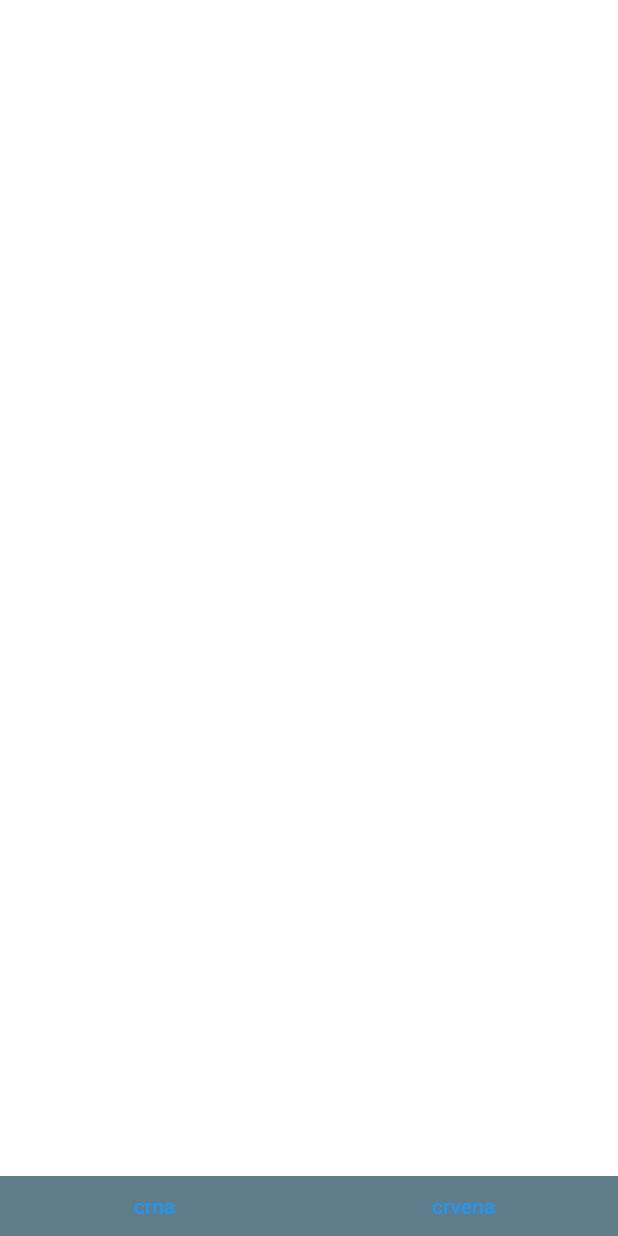
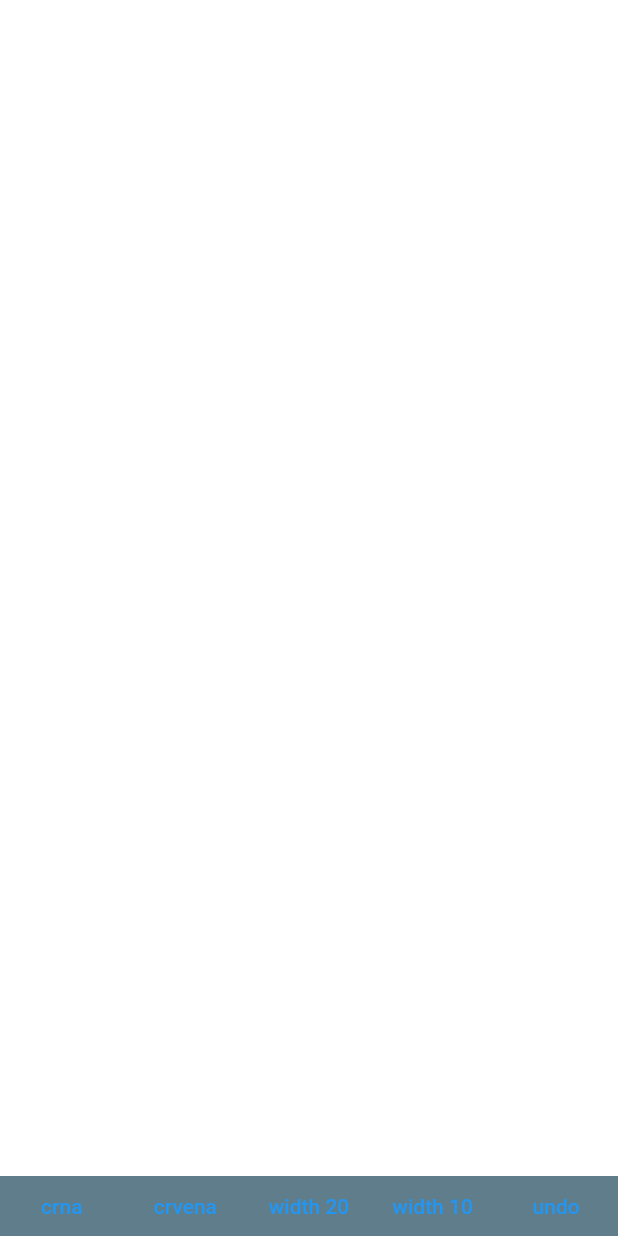
Before and after one commit to igniti0n/draw_application, a Flutter app: the screen it shows after launch, after a tap on "crna", on a phone screen of 412 x 824 dp. Run offline on Flutter 3.47's test engine with Material 2 defaults, Android fonts, the phone set to English and light mode, and no system bars; our stand-ins replace bloc, dartz, equatable, flutter_bloc.

Commit message:
implemented good painting

```diff
--- a/lib/domain/entities/canvas_path.dart
+++ b/lib/domain/entities/canvas_path.dart
@@ -1,14 +1,17 @@
+import 'dart:developer' as dev;
+import 'dart:math';
 import 'dart:ui';
 
 import 'package:equatable/equatable.dart';
-import 'package:paint_app/domain/entities/settings.dart';
+import 'package:flutter/cupertino.dart';
 
 class CanvasPath extends Equatable {
-  final Path path;
-  final PaintSettings paintSettings;
-  const CanvasPath({
-    required this.paintSettings,
-    required this.path,
+  final Path path = Path();
+  Paint paint;
+  final List<Offset> drawPoints;
+  CanvasPath({
+    required this.paint,
+    required this.drawPoints,
   });
 
   void movePathTo(double x, double y) {
@@ -17,8 +20,31 @@ class CanvasPath extends Equatable {
 
   void makeLineTo(double x, double y) {
     path.lineTo(x, y);
+    path.moveTo(x, y);
   }
 
+  void quadric(double x, double y) {
+    //calculate distance from last point
+    final _distance =
+        (sqrt(pow(x - drawPoints.last.dx, 2) + pow(y - drawPoints.last.dy, 2)));
+
+    dev.log("distance:    " + _distance.toString());
+
+    if (_distance > 0.8)
+      // path.arcToPoint(Offset(x, y));
+      path.quadraticBezierTo(drawPoints.last.dx, drawPoints.last.dy, x, y);
+    else
+      path.moveTo(x, y);
+  }
+
+  // void addLastPointBasedOnVelocity(Velocity velocity) {
+  //   // final Offset lastOffset = velocity.pixelsPerSecond;
+  //   path.quadraticBezierTo(drawPoints.last.dx, drawPoints.last.dy,
+  //       drawPoints.last.dx + 2, drawPoints.last.dy + 2);
+  // }
+
+  void setDrawPoints() {}
+
   @override
-  List<Object?> get props => [paintSettings];
+  List<Object?> get props => [paint];
 }
--- a/lib/domain/entities/settings.dart
+++ /dev/null
@@ -1,14 +0,0 @@
-import 'package:equatable/equatable.dart';
-import 'package:flutter/material.dart';
-
-class PaintSettings extends Equatable {
-  final double strokeWidth;
-  final Color drawColor;
-  const PaintSettings({
-    required this.drawColor,
-    required this.strokeWidth,
-  });
-
-  @override
-  List<Object?> get props => [this.drawColor, this.strokeWidth];
-}
--- a/lib/main.dart
+++ b/lib/main.dart
@@ -1,6 +1,7 @@
 import 'package:flutter/material.dart';
 import 'package:flutter_bloc/flutter_bloc.dart';
-import 'package:paint_app/view/painter_screen/settings_cubit/settings_cubit.dart';
+import 'package:paint_app/view/painter_screen/drawing_bloc/drawing_bloc.dart';
+import 'package:paint_app/view/painter_screen/settings_bloc/settings_bloc.dart';
 
 import 'view/painter_screen/paint_page.dart';
 
@@ -27,8 +28,15 @@ class MyApp extends StatelessWidget {
         // is not restarted.
         primarySwatch: Colors.blue,
       ),
-      home: BlocProvider(
-        create: (context) => SettingsCubit(),
+      home: MultiBlocProvider(
+        providers: [
+          BlocProvider<DrawingBloc>(
+            create: (_) => DrawingBloc(),
+          ),
+          BlocProvider<SettingsBloc>(
+            create: (_) => SettingsBloc(),
+          ),
+        ],
         child: PaintPage(),
       ),
     );
--- a/lib/view/painter_screen/app_painter.dart
+++ b/lib/view/painter_screen/app_painter.dart
@@ -1,4 +1,5 @@
 import 'dart:developer';
+import 'dart:math' as math;
 import 'dart:ui';
 
 import 'package:flutter/material.dart';
@@ -19,70 +20,60 @@ class AppPainter extends CustomPainter {
     required this.drawing,
   });
 
-  var _path = Path();
-
   @override
   void paint(Canvas canvas, Size size) {
     // log("PAINTING");
-    final List<CanvasPath> drawPoints = drawing.canvasPaths;
+    final List<CanvasPath> canvasPaths = drawing.canvasPaths;
 
-    final _paint = Paint();
-    final _mousePressPaint = Paint();
+    var _paint = Paint();
 
-    if (drawPoints.isNotEmpty) {
-      drawPoints.forEach((CanvasPath canvasPath) {
-        canvasPath.movePathTo(
-          drawPoints[0].drawPoint.dx,
-          drawPoints[0].drawPoint.dy,
-        );
+    // let's pretend this rectangle is an image.
+    // in this case, we don't want anything erased from the image,
+    // and we also want the image to be drawn under the eraser.
+
+    if (canvasPaths.isNotEmpty) {
+      canvasPaths.forEach((CanvasPath canvasPath) {
+        if (canvasPath.drawPoints.isNotEmpty) {
+          final Paint _currentPathSettings = canvasPath.paint;
+          // canvas.saveLayer(
+          //     Rect.fromLTWH(0, 0, size.width, size.height), Paint());
+          //
+          //
+          // canvas.drawRect(
+          //     Rect.fromLTWH(100, 100, 100, 100), Paint()..color = Colors.white);
+
+          // // after having drawn our image, we start a new layer using saveLayer().
+          // canvas.saveLayer(
+          //     Rect.fromLTWH(0, 0, size.width, size.height), Paint());
+
+          _paint = canvasPath.paint..style = PaintingStyle.stroke;
+
+          final _raidus = math.sqrt(_currentPathSettings.strokeWidth) / 20;
+
+          canvas.drawPath(canvasPath.path, _paint);
+
+          for (int i = 0; i < canvasPath.drawPoints.length - 1; i++) {
+            // canvas.drawLine(canvasPath.drawPoints[i],
+            //     canvasPath.drawPoints[i + 1], _paint);
+            canvas.drawCircle(canvasPath.drawPoints[i], _raidus, _paint);
+          }
+        }
+
+        // erasing parts of the first line where intersected with this line.
+        // canvas.drawLine(
+        //     Offset(100, 600),
+        //     Offset(600, 100),
+        //     Paint()
+        //       ..color = Colors.red
+        //       ..strokeWidth = 5.0
+        //       ..blendMode = BlendMode.clear);
+
+        // first composite this layer and then draw it over the previously drawn layers.
+        // canvas.restore();
       });
-
-      bool _shouldMovePath = false;
-
-      _mousePressPaint
-        ..color = drawPoints[0].drawColor
-        ..strokeWidth = drawPoints[0].strokeWidth
-        ..style = PaintingStyle.fill
-        ..isAntiAlias = true
-        ..blendMode = BlendMode.src;
-
-      canvas.drawCircle(drawPoints[0].drawPoint, drawPoints[0].strokeWidth / 2,
-          _mousePressPaint);
-
-      drawPoints.forEach((DrawPoint drawPoint) {
-        _paint
-          ..color = drawPoint.drawColor
-          ..strokeWidth = drawPoint.strokeWidth
-          ..style = PaintingStyle.stroke
-          ..isAntiAlias = true
-          ..blendMode = BlendMode.src;
-
-        _mousePressPaint
-          ..color = drawPoint.drawColor
-          ..strokeWidth = drawPoint.strokeWidth
-          ..style = PaintingStyle.fill
-          ..isAntiAlias = true
-          ..blendMode = BlendMode.src;
-
-        if (_shouldMovePath) {
-          _path.moveTo(drawPoint.drawPoint.dx, drawPoint.drawPoint.dy);
-          canvas.drawCircle(
-              drawPoint.drawPoint, drawPoint.strokeWidth / 2, _mousePressPaint);
-
-          _shouldMovePath = false;
-        } else if (drawPoint.drawPoint.dx < 0) {
-          _shouldMovePath = true;
-        } else {
-          _shouldMovePath = false;
-          _path.lineTo(drawPoint.drawPoint.dx, drawPoint.drawPoint.dy);
-        }
-      });
-      canvas.drawPath(_path, _paint);
     }
   }
 
   @override
-  bool shouldRepaint(covariant AppPainter oldDelegate) {
-    return true;
-  }
+  bool shouldRepaint(covariant AppPainter oldDelegate) => true;
 }
--- /dev/null
+++ b/lib/view/painter_screen/drawing_bloc/drawing_bloc.dart
@@ -0,0 +1,38 @@
+import 'dart:async';
+import 'dart:developer';
+
+import 'package:bloc/bloc.dart';
+import 'package:equatable/equatable.dart';
+import 'package:paint_app/domain/entities/canvas_path.dart';
+import 'package:paint_app/domain/entities/drawing.dart';
+
+part 'drawing_event.dart';
+part 'drawing_state.dart';
+
+class DrawingBloc extends Bloc<DrawingEvent, DrawingState> {
+  DrawingBloc() : super(DrawingInitial(const []));
+  // List<CanvasPath> drawingPaths = [];
+  Drawing _drawing = Drawing(canvasPaths: []);
+
+  @override
+  Stream<DrawingState> mapEventToState(
+    DrawingEvent event,
+  ) async* {
+    //log("DRAWING event:" + event.toString());
+    if (event is UpdateDrawing) {
+      yield DrawingLoading(_drawing.canvasPaths);
+      _drawing.canvasPaths.last = event.canvasPath;
+      yield DrawingLoaded(_drawing.canvasPaths);
+    } else if (event is StartDrawing) {
+      yield DrawingLoading(_drawing.canvasPaths);
+      _drawing.canvasPaths.add(event.canvasPath);
+      yield DrawingLoaded(_drawing.canvasPaths);
+    } else if (event is Undo) {
+      if (_drawing.canvasPaths.isNotEmpty) {
+        yield DrawingLoading(_drawing.canvasPaths);
+        _drawing.canvasPaths.removeLast();
+        yield DrawingLoaded(_drawing.canvasPaths);
+      }
+    }
+  }
+}
--- /dev/null
+++ b/lib/view/painter_screen/drawing_bloc/drawing_event.dart
@@ -0,0 +1,26 @@
+part of 'drawing_bloc.dart';
+
+abstract class DrawingEvent extends Equatable {
+  const DrawingEvent();
+
+  @override
+  List<Object> get props => [];
+}
+
+class SaveDrawing extends DrawingEvent {}
+
+class PreviousDrawing extends DrawingEvent {}
+
+class NextDrawing extends DrawingEvent {}
+
+class Undo extends DrawingEvent {}
+
+class UpdateDrawing extends DrawingEvent {
+  final CanvasPath canvasPath;
+  const UpdateDrawing(this.canvasPath);
+}
+
+class StartDrawing extends DrawingEvent {
+  final CanvasPath canvasPath;
+  const StartDrawing(this.canvasPath);
+}
--- /dev/null
+++ b/lib/view/painter_screen/drawing_bloc/drawing_state.dart
@@ -0,0 +1,21 @@
+part of 'drawing_bloc.dart';
+
+abstract class DrawingState extends Equatable {
+  const DrawingState(this.currentDrawing);
+  final List<CanvasPath> currentDrawing;
+
+  @override
+  List<Object> get props => [currentDrawing];
+}
+
+class DrawingInitial extends DrawingState {
+  DrawingInitial(List<CanvasPath> currentDrawing) : super(currentDrawing);
+}
+
+class DrawingLoading extends DrawingState {
+  DrawingLoading(List<CanvasPath> currentDrawing) : super(currentDrawing);
+}
+
+class DrawingLoaded extends DrawingState {
+  DrawingLoaded(List<CanvasPath> currentDrawing) : super(currentDrawing);
+}
--- a/lib/view/painter_screen/paint_page.dart
+++ b/lib/view/painter_screen/paint_page.dart
@@ -1,21 +1,17 @@
+import 'dart:developer';
+
 import 'package:flutter/material.dart';
 import 'package:flutter_bloc/flutter_bloc.dart';
-import 'package:paint_app/domain/entities/settings.dart';
-import 'package:paint_app/view/painter_screen/settings_cubit/settings_cubit.dart';
+import 'package:paint_app/domain/entities/canvas_path.dart';
+import 'package:paint_app/view/painter_screen/drawing_bloc/drawing_bloc.dart';
+import 'package:paint_app/view/painter_screen/settings_bloc/settings_bloc.dart';
 
 import '../../domain/entities/drawing.dart';
 import 'app_painter.dart';
 
-class PaintPage extends StatefulWidget {
-  const PaintPage({Key? key}) : super(key: key);
-
-  @override
-  _PaintPageState createState() => _PaintPageState();
-}
-
-class _PaintPageState extends State<PaintPage> {
-  double strokeWidth = 2.0;
-  Color drawColor = Colors.purple;
+class PaintPage extends StatelessWidget {
+  // double strokeWidth = 2.0;
+  // Color drawColor = Colors.purple;
 
   @override
   Widget build(BuildContext context) {
@@ -31,23 +27,29 @@ class _PaintPageState extends State<PaintPage> {
           Expanded(
             child: ClipPath(
               clipper: CanvasClipper(),
-              child: StreamBuilder<SettingsState>(
-                  stream:
-                      BlocProvider.of<SettingsCubit>(context).settingsStream,
-                  builder: (context, snapshot) {
-                    if (snapshot.hasData) {
-                      final PaintSettings _paintSettings =
-                          snapshot.data!.paintSettings;
+              child:
+                  BlocBuilder<DrawingBloc, DrawingState>(builder: (ctx, state) {
+                //log("Drawing bloc state:" + state.toString());
                 return PaintCanvas(
-                        drawColor: _paintSettings.drawColor,
-                        strokeWidth: _paintSettings.strokeWidth,
-                      );
-                    }
-                    return PaintCanvas(
-                      drawColor: Colors.black,
-                      strokeWidth: 2,
+                  initialdrawPoints: state.currentDrawing,
                 );
               }),
+              // StreamBuilder<PathsState>(
+              //     stream: BlocProvider.of<PathsCubit>(context).settingsStream,
+              //     builder: (context, snapshot) {
+              //       log("data changed: ${snapshot.data}");
+              //       log("connection state: ${snapshot.connectionState}");
+              //       if (snapshot.hasData) {
+              //         return PaintCanvas(
+              //           initialdrawPoints: snapshot.data!.canvasPaths,
+              //         );
+              //       }
+              //       return PaintCanvas(
+              //         initialdrawPoints: snapshot.data == null
+              //             ? []
+              //             : snapshot.data!.canvasPaths,
+              //       );
+              //     }),
             ),
           ),
           ConstrainedBox(
@@ -60,22 +62,47 @@ class _PaintPageState extends State<PaintPage> {
                 children: [
                   Expanded(
                     child: TextButton(
-                      onPressed: () => BlocProvider.of<SettingsCubit>(context)
-                          .changeSettings(PaintSettings(
-                        drawColor: Colors.black,
-                        strokeWidth: 2,
-                      )),
+                      onPressed: () =>
+                          BlocProvider.of<SettingsBloc>(context).add(
+                        SettingsColorChanged(Colors.black),
+                      ),
                       child: Text('crna'),
                     ),
                   ),
                   Expanded(
                     child: TextButton(
-                      onPressed: () => BlocProvider.of<SettingsCubit>(context)
-                          .changeSettings(PaintSettings(
-                        drawColor: Colors.red,
-                        strokeWidth: 2,
-                      )),
+                      onPressed: () =>
+                          BlocProvider.of<SettingsBloc>(context).add(
+                        SettingsColorChanged(Colors.red),
+                      ),
                       child: Text('crvena'),
+                    ),
+                  ),
+                  Expanded(
+                    child: TextButton(
+                      onPressed: () =>
+                          BlocProvider.of<SettingsBloc>(context).add(
+                        SettingsStrokeWidthChanged(50),
+                      ),
+                      child: Text('width 20'),
+                    ),
+                  ),
+                  Expanded(
+                    child: TextButton(
+                      onPressed: () =>
+                          BlocProvider.of<SettingsBloc>(context).add(
+                        SettingsStrokeWidthChanged(10),
+                      ),
+                      child: Text('width 10'),
+                    ),
+                  ),
+                  Expanded(
+                    child: TextButton(
+                      onPressed: () =>
+                          BlocProvider.of<DrawingBloc>(context).add(
+                        Undo(),
+                      ),
+                      child: Text('undo'),
                     ),
                   ),
                 ],
@@ -89,15 +116,11 @@ class _PaintPageState extends State<PaintPage> {
 }
 
 class PaintCanvas extends StatefulWidget {
-  final List<DrawPoint> initialdrawPoints;
-  final double strokeWidth;
-  final Color drawColor;
+  final List<CanvasPath> initialdrawPoints;
 
   const PaintCanvas({
     Key? key,
     this.initialdrawPoints = const [],
-    required this.drawColor,
-    required this.strokeWidth,
   }) : super(key: key);
 
   @override
@@ -105,40 +128,71 @@ class PaintCanvas extends StatefulWidget {
 }
 
 class _PaintCanvasState extends State<PaintCanvas> {
-  List<Offset> drawPoints = [];
+  Paint _currentPaintSettings = Paint();
 
-  @override
-  void initState() {
-    super.initState();
-    drawPoints = List.from(widget.initialdrawPoints);
+  CanvasPath _newPath = CanvasPath(
+    paint: Paint(),
+    drawPoints: [],
+  );
+
+  void addPoint(Offset newPoint) {
+    _newPath.quadric(newPoint.dx, newPoint.dy);
+    _newPath.drawPoints.add(newPoint);
+    BlocProvider.of<DrawingBloc>(context).add(UpdateDrawing(_newPath));
   }
 
-  void addPoint(Offset newPoint) {
-    setState(() {
-      drawPoints.add(newPoint);
-    });
+  void addLastPoint() {
+    final Offset _lastOffset = _newPath.drawPoints.last;
+
+    final Offset _additionalOffset =
+        Offset(_lastOffset.dx + 10, _lastOffset.dy + 10);
+
+    _newPath.drawPoints.add(_additionalOffset);
+    BlocProvider.of<DrawingBloc>(context).add(UpdateDrawing(_newPath));
+  }
+
+  Paint _paintFrom(Paint paint) {
+    return Paint()
+      ..color = paint.color
+      ..strokeWidth = paint.strokeWidth
+      ..blendMode = paint.blendMode
+      ..strokeCap = paint.strokeCap
+      ..shader = paint.shader;
   }
 
   @override
   Widget build(BuildContext context) {
     final _size = MediaQuery.of(context).size;
+    final _drawingBloc = BlocProvider.of<DrawingBloc>(context);
+
+    return BlocBuilder<DrawingBloc, DrawingState>(
+      builder: (context, state) {
         return CustomPaint(
           isComplex: true,
           foregroundPainter: AppPainter(
             drawing: Drawing(
-          canvasPaths: [],
+              canvasPaths: state.currentDrawing,
             ),
           ),
+          child: BlocListener<SettingsBloc, SettingsState>(
+            listener: (context, state) {
+              _currentPaintSettings = state.paintSettings;
+            },
             child: GestureDetector(
-        onPanStart: (det) => addPoint(
-          Offset(det.localPosition.dx, det.localPosition.dy),
-        ),
-        onPanEnd: (det) => addPoint(
-          Offset(-10, -10),
-        ),
+              onPanStart: (det) {
+                _newPath = CanvasPath(
+                    paint: _paintFrom(_currentPaintSettings),
+                    drawPoints: [
+                      det.localPosition,
+                    ]);
+                _newPath.movePathTo(det.localPosition.dx, det.localPosition.dy);
+
+                _drawingBloc.add(StartDrawing(_newPath));
+              },
               onPanUpdate: (det) => addPoint(
                 Offset(det.localPosition.dx, det.localPosition.dy),
               ),
+              onPanEnd: (det) => addLastPoint(),
               child: Container(
                 constraints: BoxConstraints(
                   maxHeight: _size.height,
@@ -147,6 +201,9 @@ class _PaintCanvasState extends State<PaintCanvas> {
                 color: Colors.white,
               ),
             ),
+          ),
+        );
+      },
     );
   }
 }
--- /dev/null
+++ b/lib/view/painter_screen/settings_bloc/settings_bloc.dart
@@ -0,0 +1,38 @@
+import 'dart:async';
+import 'dart:developer';
+
+import 'package:bloc/bloc.dart';
+import 'package:equatable/equatable.dart';
+import 'package:flutter/material.dart';
+
+part 'settings_event.dart';
+part 'settings_state.dart';
+
+final Paint DEFAULT_PAINT = Paint()
+  ..color = Colors.black
+  ..strokeWidth = 2;
+
+class SettingsBloc extends Bloc<SettingsEvent, SettingsState> {
+  Paint _currentPaint = DEFAULT_PAINT;
+  SettingsBloc() : super(SettingsInitial(DEFAULT_PAINT));
+
+  @override
+  Stream<SettingsState> mapEventToState(
+    SettingsEvent event,
+  ) async* {
+    //log("SETTINGS event:" + event.toString());
+    if (event is SettingsChanged) {
+      yield SettingsLoading(event.paint);
+      _currentPaint = event.paint;
+      yield SettingsLoaded(event.paint);
+    } else if (event is SettingsStrokeWidthChanged) {
+      _currentPaint..strokeWidth = event.strokeWidth;
+      yield SettingsLoading(_currentPaint);
+      yield SettingsLoaded(_currentPaint);
+    } else if (event is SettingsColorChanged) {
+      _currentPaint..color = event.color;
+      yield SettingsLoading(_currentPaint);
+      yield SettingsLoaded(_currentPaint);
+    }
+  }
+}
--- /dev/null
+++ b/lib/view/painter_screen/settings_bloc/settings_event.dart
@@ -0,0 +1,23 @@
+part of 'settings_bloc.dart';
+
+abstract class SettingsEvent extends Equatable {
+  const SettingsEvent();
+
+  @override
+  List<Object> get props => [];
+}
+
+class SettingsChanged extends SettingsEvent {
+  final Paint paint;
+  const SettingsChanged(this.paint);
+}
+
+class SettingsStrokeWidthChanged extends SettingsEvent {
+  final double strokeWidth;
+  const SettingsStrokeWidthChanged(this.strokeWidth);
+}
+
+class SettingsColorChanged extends SettingsEvent {
+  final Color color;
+  const SettingsColorChanged(this.color);
+}
--- /dev/null
+++ b/lib/view/painter_screen/settings_bloc/settings_state.dart
@@ -0,0 +1,20 @@
+part of 'settings_bloc.dart';
+
+abstract class SettingsState extends Equatable {
+  const SettingsState(this.paintSettings);
+  final Paint paintSettings;
+  @override
+  List<Object> get props => [paintSettings];
+}
+
+class SettingsInitial extends SettingsState {
+  const SettingsInitial(Paint paintSettings) : super(paintSettings);
+}
+
+class SettingsLoading extends SettingsState {
+  const SettingsLoading(Paint paintSettings) : super(paintSettings);
+}
+
+class SettingsLoaded extends SettingsState {
+  const SettingsLoaded(Paint paintSettings) : super(paintSettings);
+}
--- a/lib/view/painter_screen/settings_cubit/settings_cubit.dart
+++ /dev/null
@@ -1,21 +0,0 @@
-import 'package:flutter/material.dart';
-import 'package:flutter_bloc/flutter_bloc.dart';
-import 'package:equatable/equatable.dart';
-import 'package:paint_app/domain/entities/settings.dart';
-
-part 'settings_state.dart';
-
-class SettingsCubit extends Cubit<SettingsState> {
-  late PaintSettings _paintSettings;
-
-  SettingsCubit() : super(SettingsInitial()) {
-    PaintSettings(drawColor: Colors.black, strokeWidth: 2);
-  }
-
-  Stream<SettingsState> get settingsStream => this.stream;
-
-  void changeSettings(PaintSettings newSettings) {
-    _paintSettings = newSettings;
-    emit(SettingsChanged(_paintSettings));
-  }
-}
--- a/lib/view/painter_screen/settings_cubit/settings_state.dart
+++ /dev/null
@@ -1,18 +0,0 @@
-part of 'settings_cubit.dart';
-
-abstract class SettingsState extends Equatable {
-  const SettingsState(this.paintSettings);
-  final PaintSettings paintSettings;
-
-  @override
-  List<Object> get props => [this.paintSettings];
-}
-
-class SettingsInitial extends SettingsState {
-  const SettingsInitial()
-      : super(const PaintSettings(drawColor: Colors.black, strokeWidth: 2));
-}
-
-class SettingsChanged extends SettingsState {
-  const SettingsChanged(PaintSettings paintSettings) : super(paintSettings);
-}
```
Also changed, not shown: lib/data/models/drawing_model.dart (+6 -7 lines). Lines whose indentation alone changed are shown as unchanged.
